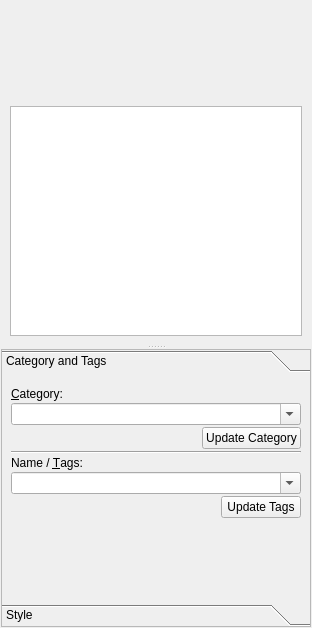
The window that src/klflibentryeditor.ui (CryFeiFei/klatexformula) describes before a commit, drawn with Qt 5.
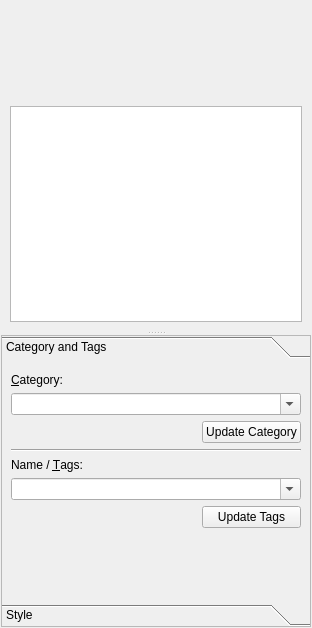
The same window after the commit. Icons and pictures are not drawn.

What changed in the file:
```diff
--- a/src/klflibentryeditor.ui
+++ b/src/klflibentryeditor.ui
@@ -139,11 +139,8 @@
        <attribute name="label">
         <string>Category and Tags</string>
        </attribute>
-       <layout class="QVBoxLayout" name="verticalLayout">
-        <property name="spacing">
-         <number>2</number>
-        </property>
-        <item>
+       <layout class="QGridLayout" name="lyt_tabCategoryTags">
+        <item row="0" column="0" colspan="2">
          <widget class="QLabel" name="lblCategory">
           <property name="text">
            <string>&amp;Category:</string>
@@ -156,7 +153,7 @@
           </property>
          </widget>
         </item>
-        <item>
+        <item row="1" column="0" colspan="2">
          <widget class="QComboBox" name="cbxCategory">
           <property name="editable">
            <bool>true</bool>
@@ -169,10 +166,8 @@
           </property>
          </widget>
         </item>
-        <item>
-         <layout class="QHBoxLayout" name="_2">
-          <item>
-           <spacer name="spacer2_2">
+        <item row="2" column="0">
+         <spacer name="hspc4">
             <property name="orientation">
              <enum>Qt::Horizontal</enum>
             </property>
@@ -181,29 +176,27 @@
             </property>
             <property name="sizeHint" stdset="0">
              <size>
-              <width>40</width>
+            <width>164</width>
               <height>20</height>
              </size>
             </property>
            </spacer>
           </item>
-          <item>
+        <item row="2" column="1">
            <widget class="QPushButton" name="btnUpdateCategory">
             <property name="text">
              <string>Update Category</string>
             </property>
            </widget>
           </item>
-         </layout>
-        </item>
-        <item>
+        <item row="3" column="0" colspan="2">
          <widget class="Line" name="line">
           <property name="orientation">
            <enum>Qt::Horizontal</enum>
           </property>
          </widget>
         </item>
-        <item>
+        <item row="4" column="0" colspan="2">
          <widget class="QLabel" name="lblTags">
           <property name="text">
            <string>Name / &amp;Tags:</string>
@@ -216,7 +209,7 @@
           </property>
          </widget>
         </item>
-        <item>
+        <item row="5" column="0" colspan="2">
          <widget class="QComboBox" name="cbxTags">
           <property name="editable">
            <bool>true</bool>
@@ -229,10 +222,8 @@
           </property>
          </widget>
         </item>
-        <item>
-         <layout class="QHBoxLayout" name="_3">
-          <item>
-           <spacer name="spacer2">
+        <item row="6" column="0">
+         <spacer name="hspc3">
             <property name="orientation">
              <enum>Qt::Horizontal</enum>
             </property>
@@ -241,23 +232,21 @@
             </property>
             <property name="sizeHint" stdset="0">
              <size>
-              <width>40</width>
+            <width>164</width>
               <height>20</height>
              </size>
             </property>
            </spacer>
           </item>
-          <item>
+        <item row="6" column="1">
            <widget class="QPushButton" name="btnUpdateTags">
             <property name="text">
              <string>Update Tags</string>
             </property>
            </widget>
           </item>
-         </layout>
-        </item>
-        <item>
-         <spacer name="verticalSpacer">
+        <item row="7" column="0">
+         <spacer name="vspc1">
           <property name="orientation">
            <enum>Qt::Vertical</enum>
           </property>
```
Left out of the diff: 8 changed lines with no effect on the pictures. Lines whose indentation alone changed are shown as unchanged.
